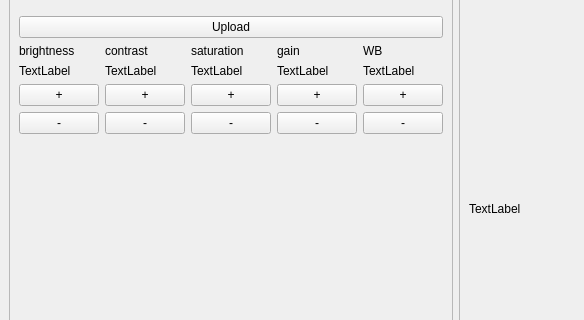
horvathzoltan/camtest, file mainwindow.ui: the form before one commit; both pictures show x 0 to 584 and y 148 to 468 of the 800 by 600 pixel window.
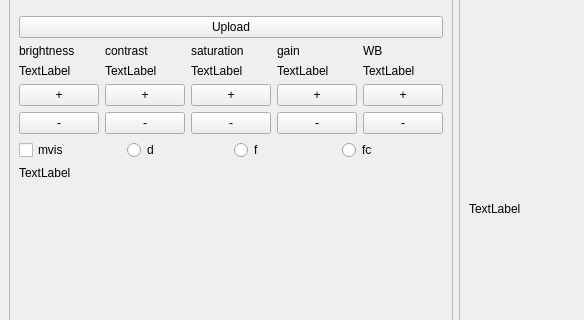
The form after the commit.

What changed in the file:
```diff
--- a/mainwindow.ui
+++ b/mainwindow.ui
@@ -213,6 +213,49 @@
          </item>
         </layout>
        </item>
+       <item>
+        <layout class="QHBoxLayout" name="horizontalLayout_3">
+         <item>
+          <widget class="QCheckBox" name="checkBox_mvis">
+           <property name="text">
+            <string>mvis</string>
+           </property>
+          </widget>
+         </item>
+         <item>
+          <widget class="QRadioButton" name="radioButton_d">
+           <property name="text">
+            <string>d</string>
+           </property>
+          </widget>
+         </item>
+         <item>
+          <widget class="QRadioButton" name="radioButton_f">
+           <property name="text">
+            <string>f</string>
+           </property>
+          </widget>
+         </item>
+         <item>
+          <widget class="QRadioButton" name="radioButton_fc">
+           <property name="text">
+            <string>fc</string>
+           </property>
+          </widget>
+         </item>
+        </layout>
+       </item>
+       <item>
+        <layout class="QHBoxLayout" name="horizontalLayout_4">
+         <item>
+          <widget class="QLabel" name="label_rgb">
+           <property name="text">
+            <string>TextLabel</string>
+           </property>
+          </widget>
+         </item>
+        </layout>
+       </item>
        <item>
         <spacer name="verticalSpacer">
          <property name="orientation">
```
